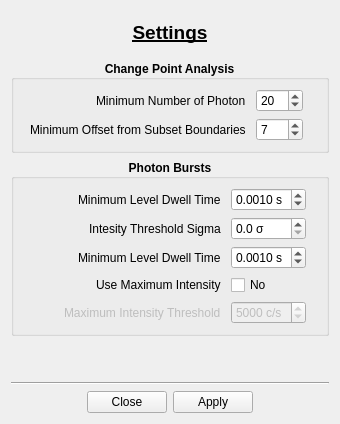
BioPhysicsUP/Full_SMS, file resources/ui/settings_dialog.ui: the form before one commit.
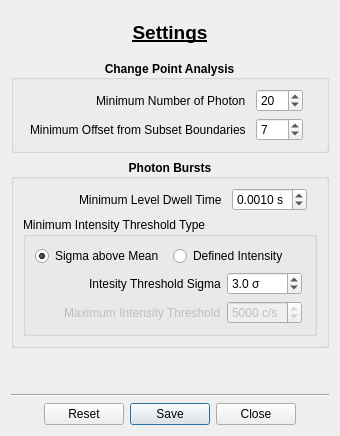
The form after the commit.

The edit to the form file:
```diff
--- a/resources/ui/settings_dialog.ui
+++ b/resources/ui/settings_dialog.ui
@@ -199,6 +199,8 @@
      <property name="checkable">
       <bool>false</bool>
      </property>
+     <layout class="QVBoxLayout" name="verticalLayout_2">
+      <item>
      <layout class="QFormLayout" name="formLayout_2">
       <property name="labelAlignment">
        <set>Qt::AlignRight|Qt::AlignTrailing|Qt::AlignVCenter</set>
@@ -210,7 +212,7 @@
        <number>10</number>
       </property>
       <property name="rightMargin">
-       <number>30</number>
+         <number>20</number>
       </property>
       <item row="0" column="0">
        <widget class="QLabel" name="label_2">
@@ -262,7 +264,65 @@
         </property>
        </widget>
       </item>
-      <item row="1" column="0">
+       </layout>
+      </item>
+      <item>
+       <widget class="QGroupBox" name="groupBox_3">
+        <property name="font">
+         <font>
+          <weight>50</weight>
+          <bold>false</bold>
+         </font>
+        </property>
+        <property name="title">
+         <string>Minimum Intensity Threshold Type</string>
+        </property>
+        <layout class="QVBoxLayout" name="verticalLayout_3">
+         <item>
+          <layout class="QHBoxLayout" name="horizontalLayout">
+           <item>
+            <widget class="QRadioButton" name="rdbPB_use_sigma">
+             <property name="sizePolicy">
+              <sizepolicy hsizetype="MinimumExpanding" vsizetype="Fixed">
+               <horstretch>0</horstretch>
+               <verstretch>0</verstretch>
+              </sizepolicy>
+             </property>
+             <property name="text">
+              <string>Sigma above Mean</string>
+             </property>
+             <property name="checked">
+              <bool>true</bool>
+             </property>
+            </widget>
+           </item>
+           <item>
+            <widget class="QRadioButton" name="rdbPB_use_defined_int">
+             <property name="sizePolicy">
+              <sizepolicy hsizetype="MinimumExpanding" vsizetype="Fixed">
+               <horstretch>0</horstretch>
+               <verstretch>0</verstretch>
+              </sizepolicy>
+             </property>
+             <property name="text">
+              <string>Defined Intensity</string>
+             </property>
+            </widget>
+           </item>
+          </layout>
+         </item>
+         <item>
+          <layout class="QFormLayout" name="formLayout_4">
+           <property name="labelAlignment">
+            <set>Qt::AlignRight|Qt::AlignTrailing|Qt::AlignVCenter</set>
+           </property>
+           <property name="formAlignment">
+            <set>Qt::AlignRight|Qt::AlignTop|Qt::AlignTrailing</set>
+           </property>
+           <property name="rightMargin">
+            <number>9</number>
+           </property>
+           <item row="0" column="0">
        <widget class="QLabel" name="label_6">
         <property name="font">
          <font>
@@ -275,8 +335,8 @@
         </property>
        </widget>
       </item>
-      <item row="1" column="1">
-       <widget class="QDoubleSpinBox" name="doubleSpinBox_3">
+           <item row="0" column="1">
+            <widget class="QDoubleSpinBox" name="dsbPB_sigma_int_thresh">
         <property name="maximumSize">
          <size>
           <width>75</width>
@@ -296,10 +356,10 @@
          <number>1</number>
         </property>
         <property name="minimum">
-         <double>0.000000000000000</double>
+              <double>1.000000000000000</double>
         </property>
         <property name="maximum">
-         <double>0.100000000000000</double>
+              <double>10.000000000000000</double>
         </property>
         <property name="singleStep">
          <double>0.100000000000000</double>
@@ -308,93 +368,11 @@
          <enum>QAbstractSpinBox::AdaptiveDecimalStepType</enum>
         </property>
         <property name="value">
-         <double>0.000000000000000</double>
+              <double>3.000000000000000</double>
         </property>
        </widget>
       </item>
-      <item row="2" column="0">
-       <widget class="QLabel" name="label_5">
-        <property name="font">
-         <font>
-          <weight>50</weight>
-          <bold>false</bold>
-         </font>
-        </property>
-        <property name="text">
-         <string>Minimum Level Dwell Time</string>
-        </property>
-       </widget>
-      </item>
-      <item row="2" column="1">
-       <widget class="QDoubleSpinBox" name="doubleSpinBox_2">
-        <property name="maximumSize">
-         <size>
-          <width>75</width>
-          <height>16777215</height>
-         </size>
-        </property>
-        <property name="font">
-         <font>
-          <weight>50</weight>
-          <bold>false</bold>
-         </font>
-        </property>
-        <property name="suffix">
-         <string> s</string>
-        </property>
-        <property name="decimals">
-         <number>4</number>
-        </property>
-        <property name="minimum">
-         <double>0.000100000000000</double>
-        </property>
-        <property name="maximum">
-         <double>0.100000000000000</double>
-        </property>
-        <property name="singleStep">
-         <double>0.000010000000000</double>
-        </property>
-        <property name="stepType">
-         <enum>QAbstractSpinBox::AdaptiveDecimalStepType</enum>
-        </property>
-        <property name="value">
-         <double>0.001000000000000</double>
-        </property>
-       </widget>
-      </item>
-      <item row="3" column="0">
-       <widget class="QLabel" name="label_7">
-        <property name="font">
-         <font>
-          <weight>50</weight>
-          <bold>false</bold>
-         </font>
-        </property>
-        <property name="text">
-         <string>Use Maximum Intensity</string>
-        </property>
-       </widget>
-      </item>
-      <item row="3" column="1">
-       <widget class="QCheckBox" name="checkBox">
-        <property name="maximumSize">
-         <size>
-          <width>60</width>
-          <height>16777215</height>
-         </size>
-        </property>
-        <property name="font">
-         <font>
-          <weight>50</weight>
-          <bold>false</bold>
-         </font>
-        </property>
-        <property name="text">
-         <string>No</string>
-        </property>
-       </widget>
-      </item>
-      <item row="4" column="0">
+           <item row="1" column="0">
        <widget class="QLabel" name="label_8">
         <property name="enabled">
          <bool>false</bool>
@@ -410,8 +388,8 @@
         </property>
        </widget>
       </item>
-      <item row="4" column="1">
-       <widget class="QSpinBox" name="spinBox_3">
+           <item row="1" column="1">
+            <widget class="QSpinBox" name="spbPB_defined_int_thresh">
         <property name="enabled">
          <bool>false</bool>
         </property>
@@ -451,6 +429,11 @@
        </widget>
       </item>
      </layout>
+         </item>
+        </layout>
+       </widget>
+      </item>
+     </layout>
     </widget>
    </item>
    <item>
@@ -476,7 +459,7 @@
    <item>
     <widget class="QDialogButtonBox" name="buttonBox">
      <property name="standardButtons">
-      <set>QDialogButtonBox::Apply|QDialogButtonBox::Close</set>
+      <set>QDialogButtonBox::Close|QDialogButtonBox::Reset|QDialogButtonBox::Save</set>
      </property>
      <property name="centerButtons">
       <bool>true</bool>
```
Left out of the diff: 6 changed lines with no effect on the pictures. Lines whose indentation alone changed are shown as unchanged.
